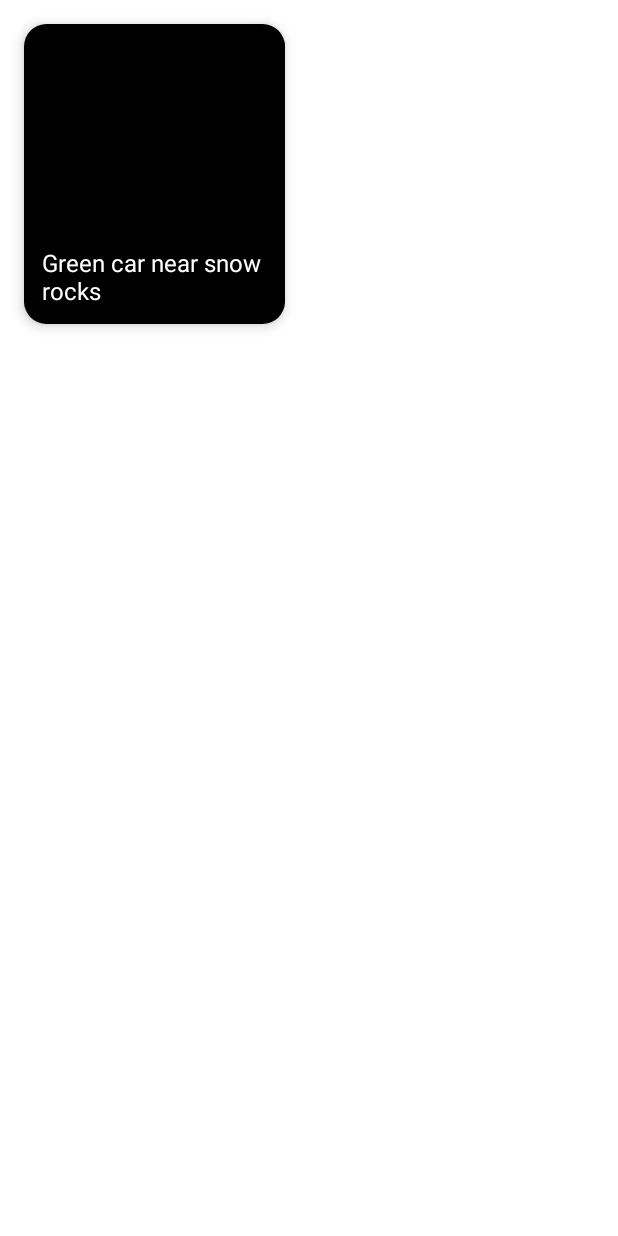
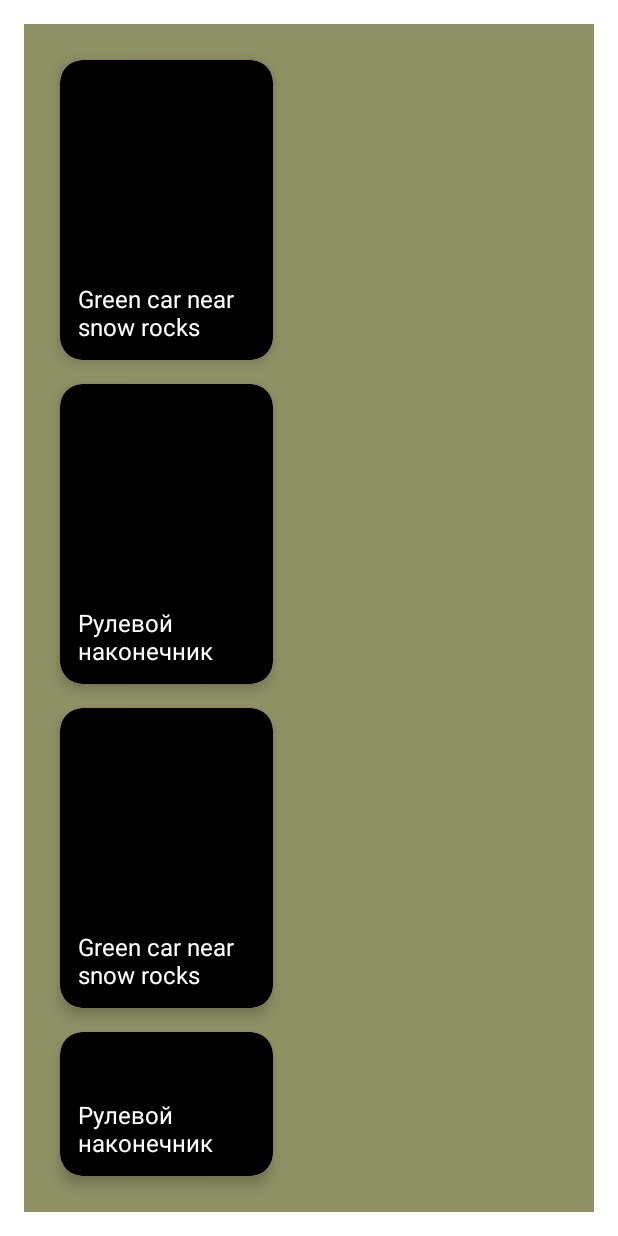
Before and after one commit to pavelfire/ExchangeNavigation, an Android app built with Jetpack Compose: the CardImageScreen screen opened through its navigation route, on a phone screen of 412 x 824 dp. Run offline under Robolectric (Android 15) with nearby library versions, the phone set to English and light mode, and no system bars.

Commit message:
cards added, background changed

```diff
--- a/app/src/main/java/com/vk/directop/exchangenavigation/presentation/card_images/CardImageScreen.kt
+++ b/app/src/main/java/com/vk/directop/exchangenavigation/presentation/card_images/CardImageScreen.kt
@@ -1,10 +1,10 @@
 package com.vk.directop.exchangenavigation.presentation
 
-import androidx.compose.foundation.layout.Box
-import androidx.compose.foundation.layout.fillMaxWidth
-import androidx.compose.foundation.layout.padding
+import androidx.compose.foundation.background
+import androidx.compose.foundation.layout.*
 import androidx.compose.runtime.Composable
 import androidx.compose.ui.Modifier
+import androidx.compose.ui.graphics.Color
 import androidx.compose.ui.res.painterResource
 import androidx.compose.ui.unit.dp
 import androidx.navigation.NavController
@@ -14,19 +14,46 @@ import com.vk.directop.exchangenavigation.presentation.card_images.components.Im
 @Composable
 fun CardImageScreen(
     navController: NavController
-){
+) {
     val painter = painterResource(id = R.drawable.lamba)
     val title = "Green car near snow rocks"
     val contDescr = "This is Lamborghini"
 
     Box(
-        modifier = Modifier.fillMaxWidth(0.5f)
-        .padding(16.dp)
+        modifier = Modifier
+            .fillMaxSize()
+            .padding(16.dp)
+            .background(Color(0xFF909065))
 
-    ){
-        ImageCard(painter = painter,
-            title = title,
-            contentDescription = contDescr)
+    ) {
+
+        Column(
+            modifier = Modifier
+                .fillMaxWidth(0.5f)
+                .padding(16.dp)
+                //.background(Color(0xFF909065))
+
+        ) {
+            ImageCard(
+                painter = painter,
+                title = title,
+                contentDescription = contDescr
+            )
+            ImageCard(
+                painter = painterResource(id = R.drawable.detail4422a052),
+                title = "Рулевой наконечник",
+                contentDescription = "Рулевой наконечник на авто"
+            )
+            ImageCard(
+                painter = painter,
+                title = title,
+                contentDescription = contDescr
+            )
+            ImageCard(
+                painter = painterResource(id = R.drawable.detail4422a052),
+                title = "Рулевой наконечник",
+                contentDescription = "Рулевой наконечник на авто"
+            )
+        }
     }
-
 }
--- a/app/src/main/java/com/vk/directop/exchangenavigation/presentation/card_images/components/ImageCard.kt
+++ b/app/src/main/java/com/vk/directop/exchangenavigation/presentation/card_images/components/ImageCard.kt
@@ -25,11 +25,14 @@ fun ImageCard(
     modifier: Modifier = Modifier
 ) {
     Card(
-        modifier = modifier.fillMaxWidth(),
+        modifier = modifier
+            .fillMaxWidth()
+            .padding(8.dp),
         shape = RoundedCornerShape(15.dp),
         elevation = 5.dp
     ){
-        Box(modifier = Modifier.height(200.dp)
+        Box(modifier = Modifier
+            .height(200.dp)
         ){
             Image(
                 painter = painter,
```
Also changed, not shown: app/src/main/java/com/vk/directop/exchangenavigation/presentation/FavoriteScreen.kt (+72 -6 lines), app/src/main/res/drawable/detail4422a052.jpg (added).
